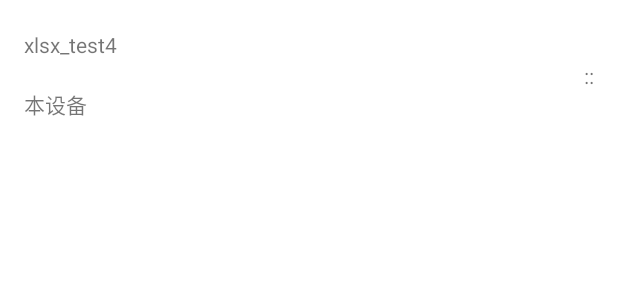
After one commit to 15029291643/ocr, an Android app: the layout view_file.xml on its own in the app's theme, with its tools: preview values and no code run, on a phone screen of 412 x 824 dp. The commit adds this screen. Shown: the top 300 px of the screen. Run offline under Robolectric (Android 15) with nearby library versions, the phone set to English and light mode, and no system bars.

Commit message:
准备处理Excel数据

```diff
--- a/app/src/main/java/com/example/ocr/logic/util/ExcelUtils.java
+++ b/app/src/main/java/com/example/ocr/logic/util/ExcelUtils.java
@@ -28,7 +28,7 @@ public class ExcelUtils {
     private static  Context mContext = MainActivity.getContext();
     private static final String TAG = "ExcelUtils";
 
-    public static  void open(File file) throws IOException {
+    public static  void open(File file) {
         Uri uri = Uri.fromFile(file);
         Intent intent = new Intent();
         intent.addFlags(Intent.FLAG_ACTIVITY_NEW_TASK);
--- a/app/src/main/java/com/example/ocr/logic/util/FileUtils.java
+++ b/app/src/main/java/com/example/ocr/logic/util/FileUtils.java
@@ -53,7 +53,7 @@ public class FileUtils {
     }
 
     // 读取目录下的Excel文件
-    public static List<File> getExcelFiles() throws IOException {
+    public static List<File> getExcelFiles()  {
         File dir = mContext.getExternalFilesDir(Environment.DIRECTORY_PICTURES);
         return Arrays.stream(dir.listFiles()).filter(file -> file.getName().contains(".xlsx")).collect(Collectors.toList());
     }
--- a/app/src/main/java/com/example/ocr/ui/HomeViewModel.java
+++ b/app/src/main/java/com/example/ocr/ui/HomeViewModel.java
@@ -25,7 +25,13 @@ public class HomeViewModel extends ViewModel {
         mUriLiveData.setValue(uri);
     }
 
+    // 获取内容
     public void contentLaunch() {
         mContentLauncher.launch("image/*");
     }
+
+    // 获取照相
+    public void cameraLaunch() {
+        mContentLauncher.launch("image/*");
+    }
 }
--- a/app/src/main/res/layout/fragment_file.xml
+++ b/app/src/main/res/layout/fragment_file.xml
@@ -17,7 +17,7 @@
         app:layout_constraintBottom_toBottomOf="parent"
         app:layout_constraintEnd_toEndOf="parent" />
 
-    <ListView
+    <androidx.recyclerview.widget.RecyclerView
         android:id="@+id/file_list"
         android:layout_width="0dp"
         android:layout_height="0dp"
@@ -26,4 +26,5 @@
         app:layout_constraintHorizontal_bias="0.5"
         app:layout_constraintStart_toStartOf="parent"
         app:layout_constraintTop_toTopOf="parent" />
+
 </androidx.constraintlayout.widget.ConstraintLayout>
--- /dev/null
+++ b/app/src/main/res/layout/view_file.xml
@@ -0,0 +1,37 @@
+<?xml version="1.0" encoding="utf-8"?>
+<androidx.constraintlayout.widget.ConstraintLayout xmlns:android="http://schemas.android.com/apk/res/android"
+    xmlns:app="http://schemas.android.com/apk/res-auto"
+    xmlns:tools="http://schemas.android.com/tools"
+    android:layout_width="match_parent"
+    android:layout_height="100dp">
+
+    <TextView
+        android:id="@+id/file_name"
+        android:layout_width="wrap_content"
+        android:layout_height="wrap_content"
+        android:layout_marginStart="16dp"
+        android:text="xlsx_test4"
+        app:layout_constraintBottom_toTopOf="@+id/file_path"
+        app:layout_constraintStart_toStartOf="parent"
+        app:layout_constraintTop_toTopOf="parent" />
+
+    <TextView
+        android:id="@+id/file_path"
+        android:layout_width="wrap_content"
+        android:layout_height="wrap_content"
+        android:layout_marginStart="16dp"
+        android:text="本设备"
+        app:layout_constraintBottom_toBottomOf="parent"
+        app:layout_constraintStart_toStartOf="parent"
+        app:layout_constraintTop_toBottomOf="@+id/file_name" />
+
+    <TextView
+        android:id="@+id/textView3"
+        android:layout_width="wrap_content"
+        android:layout_height="wrap_content"
+        android:layout_marginEnd="16dp"
+        android:text="::"
+        app:layout_constraintBottom_toBottomOf="parent"
+        app:layout_constraintEnd_toEndOf="parent"
+        app:layout_constraintTop_toTopOf="parent" />
+</androidx.constraintlayout.widget.ConstraintLayout>
```
Also changed, not shown: app/src/main/java/com/example/ocr/logic/util/Base64Utils.java (+20 -0 lines), app/src/main/java/com/example/ocr/logic/util/RetrofitUtils.java (+8 -5 lines), app/src/main/java/com/example/ocr/ui/file/FileAdapter.java (+57 -1 lines), app/src/main/java/com/example/ocr/ui/file/FileFragment.java (+35 -5 lines).
